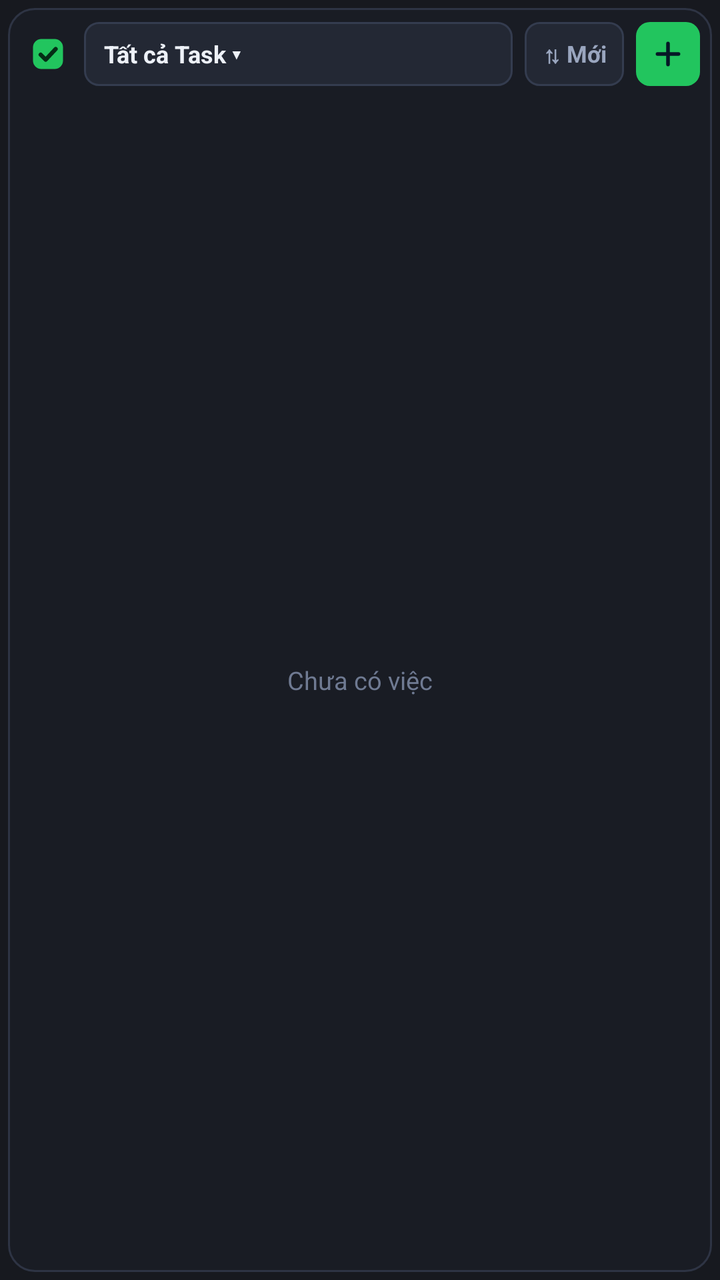
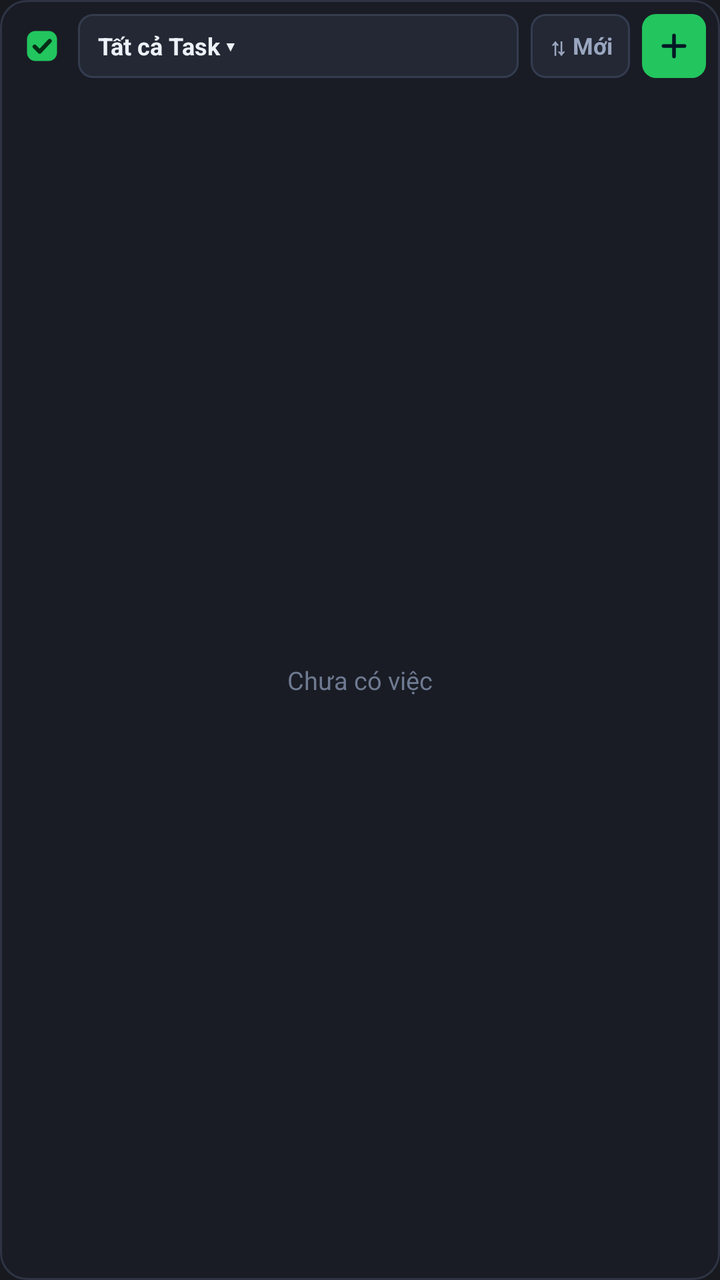

Before-and-after screenshots of an Android layout around one commit, followed by the original layout XML and the change that was made.
<!-- AndroidManifest.xml: application theme Theme.ObsidianQuick -->
<!-- res/layout/widget_tasks.xml -->
<?xml version="1.0" encoding="utf-8"?>
<FrameLayout xmlns:android="http://schemas.android.com/apk/res/android"
    android:id="@android:id/background"
    android:layout_width="match_parent"
    android:layout_height="match_parent">

    
    <TextView
        android:layout_width="1dp"
        android:layout_height="1dp" />

    <LinearLayout
        android:id="@+id/w_tasks_root"
        android:layout_width="match_parent"
        android:layout_height="match_parent"
        android:layout_margin="4dp"
        android:background="@drawable/widget_bg"
        android:orientation="vertical"
        android:paddingStart="6dp"
        android:paddingTop="7dp"
        android:paddingEnd="6dp"
        android:paddingBottom="7dp">

    <LinearLayout
        android:layout_width="match_parent"
        android:layout_height="wrap_content"
        android:layout_marginBottom="8dp"
        android:gravity="center_vertical"
        android:orientation="horizontal">

        <ImageView
            android:id="@+id/w_tasks_open_app"
            android:layout_width="28dp"
            android:layout_height="28dp"
            android:padding="4dp"
            android:scaleType="fitCenter"
            android:src="@drawable/ic_w_task_badge" />

        <TextView
            android:id="@+id/w_tasks_group_btn"
            android:layout_width="0dp"
            android:layout_height="32dp"
            android:layout_marginStart="4dp"
            android:layout_marginEnd="6dp"
            android:layout_weight="1"
            android:background="@drawable/widget_btn_bg"
            android:ellipsize="end"
            android:gravity="center_vertical"
            android:paddingStart="10dp"
            android:paddingEnd="10dp"
            android:singleLine="true"
            android:text="Tất cả Task ▾"
            android:textColor="#EDF1F8"
            android:textSize="12sp"
            android:textStyle="bold" />

        <TextView
            android:id="@+id/w_tasks_sort_btn"
            android:layout_width="wrap_content"
            android:layout_height="32dp"
            android:layout_marginEnd="6dp"
            android:background="@drawable/widget_btn_bg"
            android:gravity="center"
            android:paddingStart="9dp"
            android:paddingEnd="9dp"
            android:singleLine="true"
            android:text="⇅ Mới"
            android:textColor="#9AA6BF"
            android:textSize="11.5sp"
            android:textStyle="bold" />

        <ImageView
            android:id="@+id/w_tasks_add_btn"
            android:layout_width="32dp"
            android:layout_height="32dp"
            android:background="@drawable/widget_add_tasks_bg"
            android:padding="7dp"
            android:scaleType="fitCenter"
            android:src="@drawable/ic_w_plus_dark" />
    </LinearLayout>

    <FrameLayout
        android:layout_width="match_parent"
        android:layout_height="0dp"
        android:layout_weight="1">

        <ListView
            android:id="@+id/w_tasks_list"
            android:layout_width="match_parent"
            android:layout_height="match_parent"
            android:clipToPadding="false"
            android:divider="@android:color/transparent"
            android:dividerHeight="6dp"
            android:scrollbars="none" />

        <TextView
            android:id="@+id/w_tasks_empty"
            android:layout_width="match_parent"
            android:layout_height="match_parent"
            android:gravity="center"
            android:padding="12dp"
            android:text="Chưa có việc"
            android:textColor="#6F7A92"
            android:textSize="12.5sp" />
    </FrameLayout>

    </LinearLayout>
</FrameLayout>
<!-- resources referenced by this layout -->
<resources>
  <!-- drawable ic_w_plus_dark (drawable) -->
  <?xml version="1.0" encoding="utf-8"?>
  <vector xmlns:android="http://schemas.android.com/apk/res/android"
      android:width="18dp"
      android:height="18dp"
      android:viewportWidth="24"
      android:viewportHeight="24">
      <path
          android:strokeColor="#061826"
          android:strokeWidth="2.4"
          android:strokeLineCap="round"
          android:pathData="M12,5v14M5,12h14" />
  </vector>
  <!-- drawable ic_w_task_badge (drawable) -->
  <vector xmlns:android="http://schemas.android.com/apk/res/android"
      android:width="20dp"
      android:height="20dp"
      android:viewportWidth="24"
      android:viewportHeight="24">
      <path
          android:fillColor="#22C55E"
          android:pathData="M8,3H16A5,5 0,0 1,21 8V16A5,5 0,0 1,16 21H8A5,5 0,0 1,3 16V8A5,5 0,0 1,8 3Z" />
      <path
          android:fillColor="#00000000"
          android:pathData="M7.6,12.4L10.6,15.4L16.6,9.0"
          android:strokeWidth="2.5"
          android:strokeColor="#052E16"
          android:strokeLineCap="round"
          android:strokeLineJoin="round" />
  </vector>
  <!-- drawable widget_add_tasks_bg (drawable) -->
  <?xml version="1.0" encoding="utf-8"?>
  <shape xmlns:android="http://schemas.android.com/apk/res/android" android:shape="rectangle">
      <solid android:color="#22C55E" />
      <corners android:radius="7dp" />
  </shape>
  <!-- drawable widget_bg (drawable) -->
  <?xml version="1.0" encoding="utf-8"?>
  <shape xmlns:android="http://schemas.android.com/apk/res/android" android:shape="rectangle">
      <solid android:color="#191C24" />
      <stroke android:width="1dp" android:color="#2E3444" />
      <corners android:radius="13dp" />
  </shape>
  <!-- drawable widget_btn_bg (drawable) -->
  <?xml version="1.0" encoding="utf-8"?>
  <shape xmlns:android="http://schemas.android.com/apk/res/android" android:shape="rectangle">
      <solid android:color="#232834" />
      <stroke android:width="1dp" android:color="#343C4F" />
      <corners android:radius="7dp" />
  </shape>
  <style name="Theme.ObsidianQuick" parent="Theme.AppCompat.NoActionBar">
          <item name="android:statusBarColor">#17191F</item>
          <item name="android:navigationBarColor">#1D2028</item>
          <item name="android:windowLightStatusBar">false</item>
          <item name="android:windowBackground">#17191F</item>
      </style>
</resources>

<!-- the commit's change to res/layout/widget_tasks.xml (unified diff, before → after) -->
@@ -1,25 +1,14 @@
 <?xml version="1.0" encoding="utf-8"?>
-<FrameLayout xmlns:android="http://schemas.android.com/apk/res/android"
-    android:id="@android:id/background"
+<LinearLayout xmlns:android="http://schemas.android.com/apk/res/android"
+    android:id="@+id/w_tasks_root"
     android:layout_width="match_parent"
-    android:layout_height="match_parent">
-
-    
-    <TextView
-        android:layout_width="1dp"
-        android:layout_height="1dp" />
-
-    <LinearLayout
-        android:id="@+id/w_tasks_root"
-        android:layout_width="match_parent"
-        android:layout_height="match_parent"
-        android:layout_margin="4dp"
-        android:background="@drawable/widget_bg"
-        android:orientation="vertical"
-        android:paddingStart="6dp"
-        android:paddingTop="7dp"
-        android:paddingEnd="6dp"
-        android:paddingBottom="7dp">
+    android:layout_height="match_parent"
+    android:background="@drawable/widget_bg"
+    android:orientation="vertical"
+    android:paddingStart="7dp"
+    android:paddingTop="7dp"
+    android:paddingEnd="7dp"
+    android:paddingBottom="7dp">
 
     <LinearLayout
         android:layout_width="match_parent"
@@ -104,5 +93,4 @@
             android:textSize="12.5sp" />
     </FrameLayout>
 
-    </LinearLayout>
-</FrameLayout>
+</LinearLayout>
